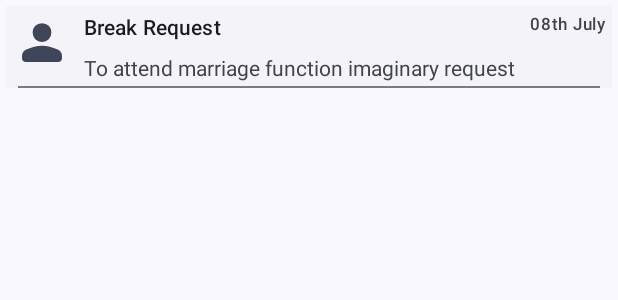
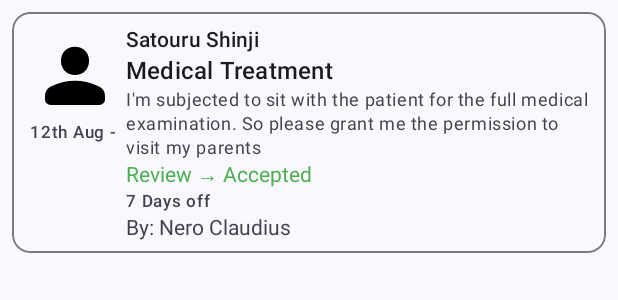
Before and after one commit to nijuyonkadesu/Celestidesk, an Android app: the layout search_item.xml on its own in the app's theme, with its tools: preview values and no code run, on a phone screen of 412 x 824 dp. Shown: the top 300 px of the screen. Run offline under Robolectric (Android 15) with nearby library versions, the phone set to English and light mode, and no system bars.

Commit message:
new detailed card for transaction history

```diff
--- a/app/src/main/java/one/njk/celestidesk/adapters/SearchResultAdapter.kt
+++ b/app/src/main/java/one/njk/celestidesk/adapters/SearchResultAdapter.kt
@@ -1,5 +1,6 @@
 package one.njk.celestidesk.adapters
 
+import android.graphics.Color
 import android.view.LayoutInflater
 import android.view.ViewGroup
 import androidx.recyclerview.widget.DiffUtil
@@ -7,6 +8,7 @@ import androidx.recyclerview.widget.ListAdapter
 import androidx.recyclerview.widget.RecyclerView
 import one.njk.celestidesk.databinding.SearchItemBinding
 import one.njk.celestidesk.domain.History
+import one.njk.celestidesk.network.ActionResult
 
 class SearchResultAdapter
     : ListAdapter<History, SearchResultAdapter.ItemViewHolder>(DiffCallback) {
@@ -15,11 +17,18 @@ class SearchResultAdapter
             RecyclerView.ViewHolder(binding.root) {
                 fun bind(item: History){
                     binding.apply {
-                        reasonSubject.text = item.subject
-                        reason.text = item.message
-                        time.text = item.fromShort
+                        from.text = item.fromShort
+                        to.text = item.dateRange
+
+                        origin.text = item.origin
+                        subject.text = item.subject
+                        message.text = item.message
+                        action.text = item.action
+                        responder.text = "By: ${item.responder}"
+
+                        if (item.nowIn == ActionResult.REJECTED) action.setTextColor(Color.rgb(244, 67, 54))
+                        else if (item.nowIn == ActionResult.EXPIRED) action.setTextColor(Color.rgb(255, 152, 0))
                     }
-
                 }
             }
 
--- a/app/src/main/java/one/njk/celestidesk/domain/History.kt
+++ b/app/src/main/java/one/njk/celestidesk/domain/History.kt
@@ -1,6 +1,7 @@
 package one.njk.celestidesk.domain
 
 import kotlinx.datetime.LocalDateTime
+import kotlinx.datetime.minus
 import one.njk.celestidesk.network.ActionResult
 import one.njk.celestidesk.network.Stage
 
@@ -15,5 +16,13 @@ data class History (
     val responder: String,
 ) {
     val fromShort
-        get() = "${from.dayOfMonth} / ${from.month}"
+        get() = "${from.dayOfMonth} ${from.month.toString().slice(0..2)}"
+    val toShort
+        get() = "${to.dayOfMonth} ${to.month.toString().slice(0..2)}"
+
+    val dateRange
+        get() = "${(to.date - from.date).days} Day(s) off"
+
+    val action
+        get() = "$wasIn → $nowIn"
 }
--- a/app/src/main/res/layout/search_item.xml
+++ b/app/src/main/res/layout/search_item.xml
@@ -1,68 +1,78 @@
 <?xml version="1.0" encoding="utf-8"?>
-<androidx.coordinatorlayout.widget.CoordinatorLayout xmlns:android="http://schemas.android.com/apk/res/android"
-    xmlns:tools="http://schemas.android.com/tools"
-    android:layout_width="match_parent"
+<com.google.android.material.card.MaterialCardView android:layout_width="match_parent" xmlns:tools="http://schemas.android.com/tools"
     android:layout_height="wrap_content"
-    xmlns:app="http://schemas.android.com/apk/res-auto"
-    android:padding="4dp">
+    tools:layout_height="wrap_content"
+    android:layout_margin="8dp"
+    xmlns:android="http://schemas.android.com/apk/res/android">
 
-    <androidx.cardview.widget.CardView
-        style="@style/Widget.Material3.CardView.Elevated"
-        android:layout_width="match_parent"
-        android:layout_height="match_parent">
+    <LinearLayout
+        android:padding="8dp"
+        android:layout_width="wrap_content"
+        android:layout_height="wrap_content"
+        android:orientation="horizontal">
 
-        <androidx.constraintlayout.widget.ConstraintLayout
-            android:layout_width="match_parent"
-            android:layout_height="match_parent">
+        <!-- Image, Date, Diff -->
+        <LinearLayout
+            android:layout_margin="4dp"
+            android:layout_width="wrap_content"
+            android:layout_height="wrap_content"
+            android:orientation="vertical">
 
             <ImageView
-                android:id="@+id/imageView"
-                android:layout_width="48dp"
-                android:layout_height="48dp"
-                android:padding="4dp"
-                android:src="@drawable/profile"
-
-                app:layout_constraintStart_toStartOf="parent"
-                app:layout_constraintTop_toTopOf="parent"
-                app:tint="@color/material_dynamic_secondary30" />
-
+                android:id="@+id/pic"
+                android:layout_width="60dp"
+                android:layout_height="60dp"
+                android:src="@drawable/profile" />
             <TextView
-                android:id="@+id/reason_subject"
-                style="@style/TextAppearance.Material3.TitleSmall"
-                android:padding="4dp"
+                android:id="@+id/from"
                 android:layout_width="wrap_content"
                 android:layout_height="wrap_content"
-                app:layout_constraintStart_toEndOf="@+id/imageView"
-                app:layout_constraintTop_toTopOf="parent"
-                tools:text="Break Request" />
+                style="@style/TextAppearance.Material3.LabelSmall"
+                tools:text="12th Aug -"/>
 
+        </LinearLayout>
+
+        <!-- Name, Subject, Message, Action, Responder -->
+        <LinearLayout
+            android:layout_width="wrap_content"
+            android:layout_height="wrap_content"
+            android:orientation="vertical">
             <TextView
-                android:id="@+id/reason"
-                android:padding="4dp"
+                android:id="@+id/origin"
                 android:layout_width="wrap_content"
                 android:layout_height="wrap_content"
-                app:layout_constraintStart_toEndOf="@+id/imageView"
-                app:layout_constraintTop_toBottomOf="@+id/reason_subject"
-                tools:text="To attend marriage function imaginary request" />
-
+                tools:text="Satouru Shinji"
+                style="@style/TextAppearance.Material3.TitleSmall"/>
             <TextView
-                android:id="@+id/time"
-                style="@style/TextAppearance.Material3.LabelSmall"
-                android:padding="4dp"
+                android:id="@+id/subject"
                 android:layout_width="wrap_content"
                 android:layout_height="wrap_content"
-                app:layout_constraintEnd_toEndOf="parent"
-                app:layout_constraintTop_toTopOf="parent"
-                tools:text="08th July" />
+                tools:text="Medical Treatment"
+                style="@style/TextAppearance.Material3.TitleMedium"/>
+            <TextView
+                android:id="@+id/message"
+                android:layout_width="wrap_content"
+                android:layout_height="wrap_content"
+                tools:text="I'm subjected to sit with the patient for the full medical examination. So please grant me the permission to visit my parents"
+                style="@style/TextAppearance.Material3.BodySmall"/>
+            <TextView
+                android:id="@+id/action"
+                android:textColor="@color/green"
+                android:layout_width="wrap_content"
+                android:layout_height="wrap_content"
+                tools:text="Review → Accepted"/>
+            <TextView
+                android:id="@+id/to"
+                android:layout_width="wrap_content"
+                android:layout_height="wrap_content"
+                style="@style/TextAppearance.Material3.LabelSmall"
+                tools:text="7 Days off"/>
+            <TextView
+                android:id="@+id/responder"
+                android:layout_width="wrap_content"
+                android:layout_height="wrap_content"
+                tools:text="By: Nero Claudius"/>
+        </LinearLayout>
+    </LinearLayout>
 
-            <com.google.android.material.divider.MaterialDivider
-                android:layout_width="match_parent"
-                android:layout_height="wrap_content"
-                app:dividerInsetStart="8dp"
-                app:dividerInsetEnd="8dp"
-                app:layout_constraintBottom_toBottomOf="parent"/>
-
-        </androidx.constraintlayout.widget.ConstraintLayout>
-    </androidx.cardview.widget.CardView>
-
-</androidx.coordinatorlayout.widget.CoordinatorLayout>
+</com.google.android.material.card.MaterialCardView>
--- a/app/src/main/res/values/colors.xml
+++ b/app/src/main/res/values/colors.xml
@@ -4,4 +4,8 @@
     <color name="white">#FFFFFFFF</color>
     <color name="purple">#9145fe</color>
     <color name="purple_shade">#782ce7</color>
+
+    <color name="red">#F44336</color>
+    <color name="green">#4CAF50</color>
+    <color name="orange">#FF9800</color>
 </resources>
```
